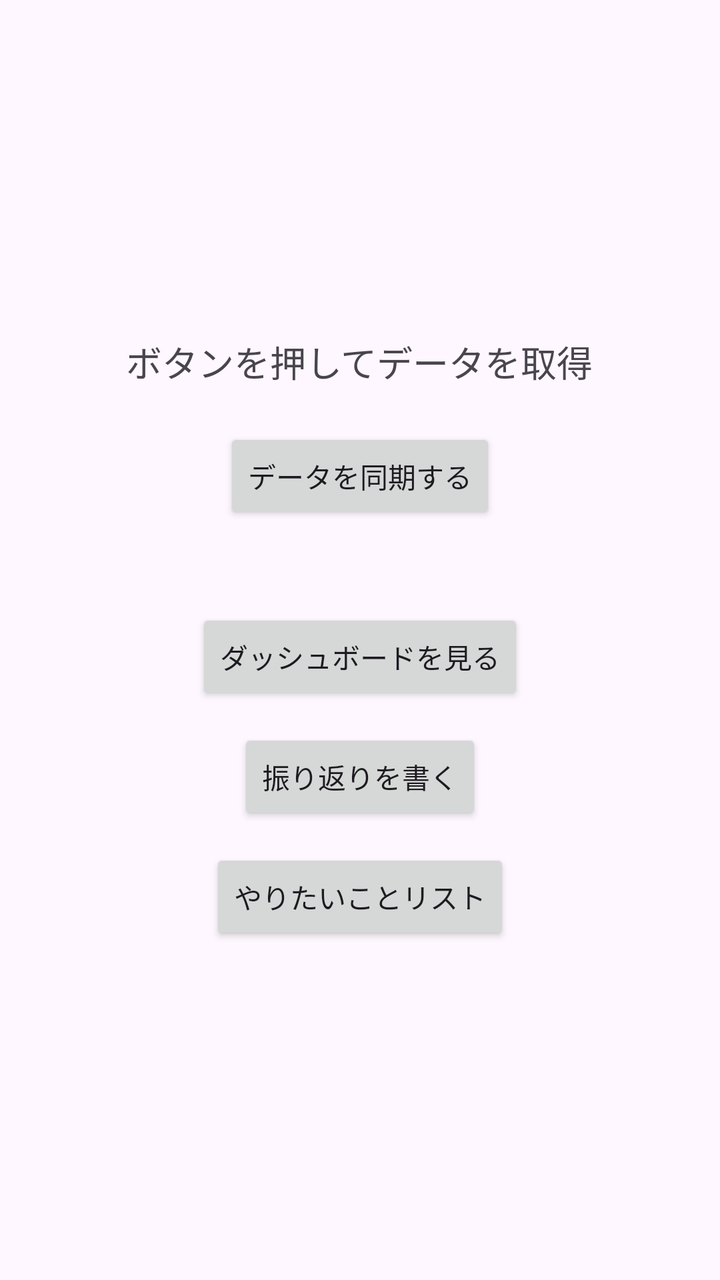
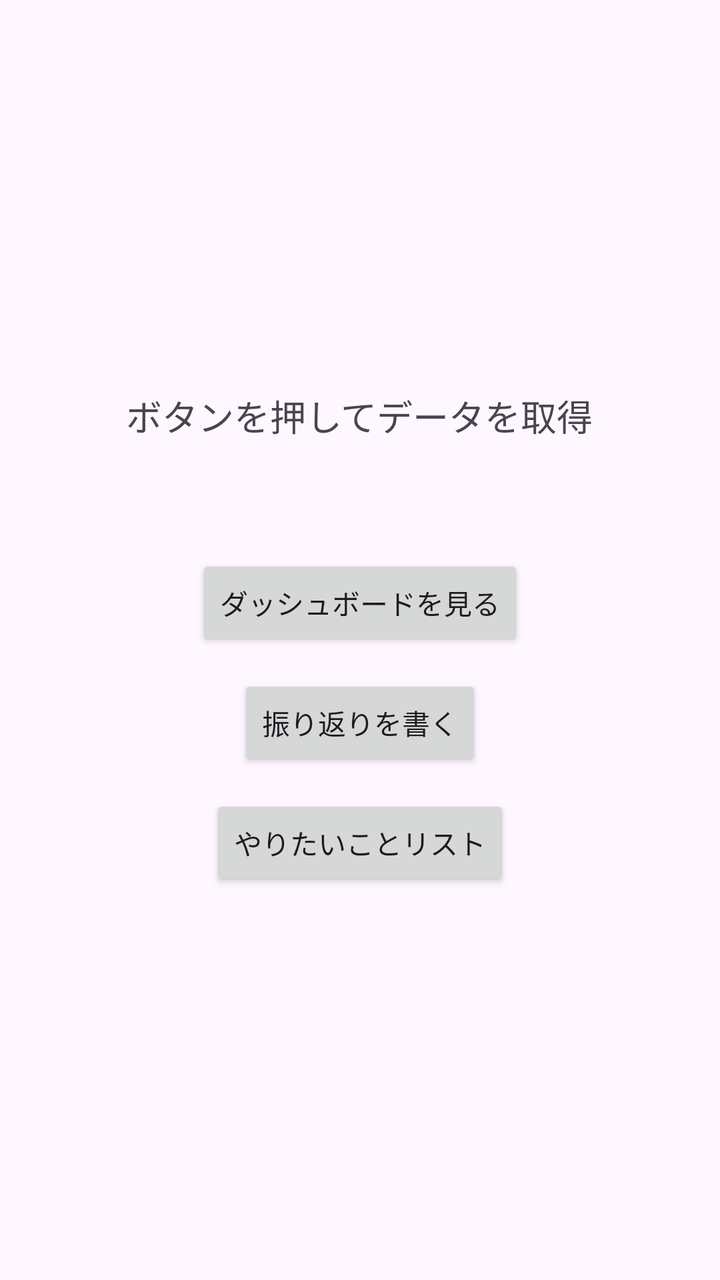

The first picture is an Android layout as it rendered before a commit; the second is the same layout after the commit. The layout source and the unified diff follow.
<!-- AndroidManifest.xml: application theme Theme.MyHealthHub -->
<!-- res/layout/activity_main.xml -->
<?xml version="1.0" encoding="utf-8"?>
<LinearLayout xmlns:android="http://schemas.android.com/apk/res/android"
    android:layout_width="match_parent"
    android:layout_height="match_parent"
    android:orientation="vertical"
    android:gravity="center"
    android:padding="20dp">

    <TextView
        android:id="@+id/statusText"
        android:layout_width="wrap_content"
        android:layout_height="wrap_content"
        android:text="ボタンを押してデータを取得"
        android:textSize="18sp"
        android:layout_marginBottom="20dp" />

    <Button
        android:id="@+id/syncButton"
        android:layout_width="wrap_content"
        android:layout_height="wrap_content"
        android:text="データを同期する" />

    <TextView
        android:id="@+id/lastSyncText"
        android:layout_width="wrap_content"
        android:layout_height="wrap_content"
        android:text=""
        android:textSize="12sp"
        android:textColor="#888888"
        android:layout_marginTop="6dp"
        android:layout_marginBottom="8dp" />

    <Button
        android:id="@+id/dashboardButton"
        android:layout_width="wrap_content"
        android:layout_height="wrap_content"
        android:layout_marginTop="12dp"
        android:text="ダッシュボードを見る" />

    <Button
        android:id="@+id/reflectionButton"
        android:layout_width="wrap_content"
        android:layout_height="wrap_content"
        android:layout_marginTop="12dp"
        android:text="振り返りを書く" />

    <Button
        android:id="@+id/wishListButton"
        android:layout_width="wrap_content"
        android:layout_height="wrap_content"
        android:layout_marginTop="12dp"
        android:text="やりたいことリスト" />

</LinearLayout>
<!-- resources referenced by this layout -->
<resources>
  <style name="Theme.MyHealthHub" parent="Base.Theme.MyHealthHub" />
  <style name="Base.Theme.MyHealthHub" parent="Theme.Material3.DayNight.NoActionBar">
          
          
      </style>
</resources>

<!-- the commit's change to res/layout/activity_main.xml (unified diff, before → after) -->
@@ -14,12 +14,6 @@
         android:textSize="18sp"
         android:layout_marginBottom="20dp" />
 
-    <Button
-        android:id="@+id/syncButton"
-        android:layout_width="wrap_content"
-        android:layout_height="wrap_content"
-        android:text="データを同期する" />
-
     <TextView
         android:id="@+id/lastSyncText"
         android:layout_width="wrap_content"
@@ -27,7 +21,6 @@
         android:text=""
         android:textSize="12sp"
         android:textColor="#888888"
-        android:layout_marginTop="6dp"
         android:layout_marginBottom="8dp" />
 
     <Button
